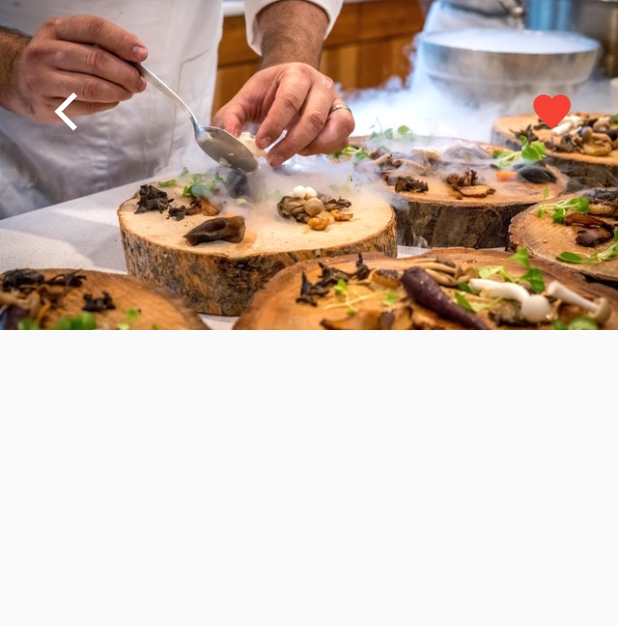
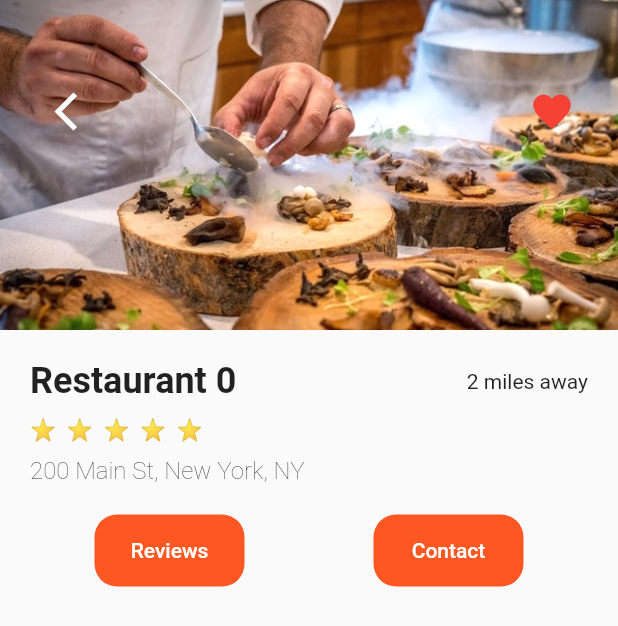
Before and after one commit to AlperMulayim/flutternotes, a Flutter app: the screen it shows after launch, after a tap on "Restaurant 0", on a phone screen of 412 x 824 dp. Shown: the top 626 px of the screen. Run offline on Flutter 3.47's test engine with Material 2 defaults, Android fonts, the phone set to English and light mode, and no system bars.

Commit message:
restaurant screen buttons contact and reviews added

```diff
--- a/flutter_food_delivery_ui/lib/screens/restaurant_screen.dart
+++ b/flutter_food_delivery_ui/lib/screens/restaurant_screen.dart
@@ -1,7 +1,9 @@
 import 'package:flutter/material.dart';
 import 'package:flutter/src/widgets/container.dart';
 import 'package:flutter/src/widgets/framework.dart';
+import 'package:flutter_food_delivery_ui/data/data.dart';
 import 'package:flutter_food_delivery_ui/models/restaurant.dart';
+import 'package:flutter_food_delivery_ui/widgets/rating_stars.dart';
 
 class RestaurantScreen extends StatefulWidget {
   final Restaurant restaurant;
@@ -46,6 +48,64 @@ class _RestaurantScreenState extends State<RestaurantScreen> {
             )
           ],
         ),
+        Padding(
+          padding: const EdgeInsets.all(20.0),
+          child: Column(
+            crossAxisAlignment: CrossAxisAlignment.start,
+            children: [
+              Row(
+                mainAxisAlignment: MainAxisAlignment.spaceBetween,
+                children: [
+                  Text(
+                    widget.restaurant.name,
+                    style:
+                        TextStyle(fontSize: 24.0, fontWeight: FontWeight.w600),
+                  ),
+                  Text("2 miles away")
+                ],
+              ),
+              SizedBox(
+                height: 10.0,
+              ),
+              Column(
+                crossAxisAlignment: CrossAxisAlignment.start,
+                children: [
+                  RatingStars(widget.restaurant.rating),
+                  SizedBox(height: 10.0),
+                  Text(
+                    widget.restaurant.address,
+                    style:
+                        TextStyle(fontSize: 16.0, fontWeight: FontWeight.w200),
+                  )
+                ],
+              ),
+              SizedBox(height: 20.0,),
+              Row(
+                mainAxisAlignment: MainAxisAlignment.spaceAround,
+                children: [
+                  Container(
+                    width: 100.0,
+                    child: TextButton(
+                      onPressed: (() {}),
+                      child: Text("Reviews",style: TextStyle(color: Colors.white),)
+                    ),
+                    decoration:
+                        BoxDecoration(color: Theme.of(context).primaryColor, borderRadius: BorderRadius.circular(15.0)),
+                  ),
+                    Container(
+                    width: 100.0,
+                    child: TextButton(
+                      onPressed: (() {}),
+                      child: Text("Contact",style: TextStyle(color: Colors.white),)
+                    ),
+                    decoration:
+                        BoxDecoration(color: Theme.of(context).primaryColor, borderRadius: BorderRadius.circular(15.0)),
+                  ),
+                ],
+              )
+            ],
+          ),
+        )
       ]),
     );
   }
```
